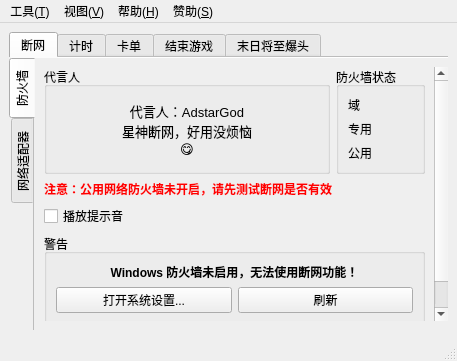
Old version of the form EliteSpeedrunTool/MainWindow.ui in the repository GTA5Oracle/EliteSpeedrunTool.
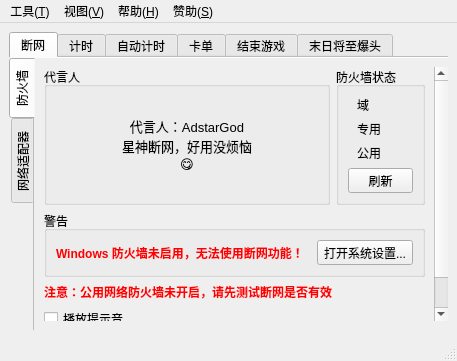
New version of the form. Icons and pictures are not drawn.

Diff of the .ui file:
```diff
--- a/EliteSpeedrunTool/MainWindow.ui
+++ b/EliteSpeedrunTool/MainWindow.ui
@@ -131,55 +131,90 @@
                     <property name="title">
                      <string>防火墙状态</string>
                     </property>
-                    <layout class="QFormLayout" name="formLayout_2">
-                     <item row="0" column="0">
-                      <widget class="QLabel" name="label_11">
-                       <property name="text">
-                        <string>域</string>
-                       </property>
-                      </widget>
+                    <layout class="QVBoxLayout" name="verticalLayout_15">
+                     <item>
+                      <layout class="QGridLayout" name="gridLayout">
+                       <item row="3" column="0">
+                        <widget class="QLabel" name="label_7">
+                         <property name="sizePolicy">
+                          <sizepolicy hsizetype="Maximum" vsizetype="Preferred">
+                           <horstretch>0</horstretch>
+                           <verstretch>0</verstretch>
+                          </sizepolicy>
+                         </property>
+                         <property name="text">
+                          <string>专用</string>
+                         </property>
+                        </widget>
+                       </item>
+                       <item row="4" column="0">
+                        <widget class="QLabel" name="label_8">
+                         <property name="sizePolicy">
+                          <sizepolicy hsizetype="Maximum" vsizetype="Preferred">
+                           <horstretch>0</horstretch>
+                           <verstretch>0</verstretch>
+                          </sizepolicy>
+                         </property>
+                         <property name="text">
+                          <string>公用</string>
+                         </property>
+                        </widget>
+                       </item>
+                       <item row="2" column="0">
+                        <widget class="QLabel" name="label_11">
+                         <property name="sizePolicy">
+                          <sizepolicy hsizetype="Maximum" vsizetype="Preferred">
+                           <horstretch>0</horstretch>
+                           <verstretch>0</verstretch>
+                          </sizepolicy>
+                         </property>
+                         <property name="text">
+                          <string>域</string>
+                         </property>
+                        </widget>
+                       </item>
+                       <item row="3" column="1">
+                        <widget class="QLabel" name="labFirewallPrivateState">
+                         <property name="sizePolicy">
+                          <sizepolicy hsizetype="Maximum" vsizetype="Preferred">
+                           <horstretch>0</horstretch>
+                           <verstretch>0</verstretch>
+                          </sizepolicy>
+                         </property>
+                        </widget>
+                       </item>
+                       <item row="2" column="1">
+                        <widget class="QLabel" name="labFirewallDomainState">
+                         <property name="sizePolicy">
+                          <sizepolicy hsizetype="Maximum" vsizetype="Preferred">
+                           <horstretch>0</horstretch>
+                           <verstretch>0</verstretch>
+                          </sizepolicy>
+                         </property>
+                        </widget>
+                       </item>
+                       <item row="4" column="1">
+                        <widget class="QLabel" name="labFirewallPublicState">
+                         <property name="sizePolicy">
+                          <sizepolicy hsizetype="Maximum" vsizetype="Preferred">
+                           <horstretch>0</horstretch>
+                           <verstretch>0</verstretch>
+                          </sizepolicy>
+                         </property>
+                        </widget>
+                       </item>
+                      </layout>
                      </item>
-                     <item row="0" column="1">
-                      <widget class="QLabel" name="labFirewallDomainState">
+                     <item>
+                      <widget class="QToolButton" name="pbFirewallRefreshState">
                        <property name="sizePolicy">
-                        <sizepolicy hsizetype="Maximum" vsizetype="Preferred">
+                        <sizepolicy hsizetype="Preferred" vsizetype="Fixed">
                          <horstretch>0</horstretch>
                          <verstretch>0</verstretch>
                         </sizepolicy>
                        </property>
-                      </widget>
-                     </item>
-                     <item row="1" column="0">
-                      <widget class="QLabel" name="label_7">
                        <property name="text">
-                        <string>专用</string>
-                       </property>
-                      </widget>
-                     </item>
-                     <item row="1" column="1">
-                      <widget class="QLabel" name="labFirewallPrivateState">
-                       <property name="sizePolicy">
-                        <sizepolicy hsizetype="Maximum" vsizetype="Preferred">
-                         <horstretch>0</horstretch>
-                         <verstretch>0</verstretch>
-                        </sizepolicy>
-                       </property>
-                      </widget>
-                     </item>
-                     <item row="2" column="0">
-                      <widget class="QLabel" name="label_8">
-                       <property name="text">
-                        <string>公用</string>
-                       </property>
-                      </widget>
-                     </item>
-                     <item row="2" column="1">
-                      <widget class="QLabel" name="labFirewallPublicState">
-                       <property name="sizePolicy">
-                        <sizepolicy hsizetype="Maximum" vsizetype="Preferred">
-                         <horstretch>0</horstretch>
-                         <verstretch>0</verstretch>
-                        </sizepolicy>
+                        <string>刷新</string>
                        </property>
                       </widget>
                      </item>
@@ -188,6 +223,76 @@
                   </item>
                  </layout>
                 </item>
+                <item>
+                 <widget class="QGroupBox" name="groupBoxFirewallState">
+                  <property name="sizePolicy">
+                   <sizepolicy hsizetype="Preferred" vsizetype="Maximum">
+                    <horstretch>0</horstretch>
+                    <verstretch>0</verstretch>
+                   </sizepolicy>
+                  </property>
+                  <property name="title">
+                   <string>警告</string>
+                  </property>
+                  <layout class="QHBoxLayout" name="horizontalLayout">
+                   <item>
+                    <widget class="QLabel" name="labFirewallEnableTip">
+                     <property name="sizePolicy">
+                      <sizepolicy hsizetype="Preferred" vsizetype="Maximum">
+                       <horstretch>0</horstretch>
+                       <verstretch>0</verstretch>
+                      </sizepolicy>
+                     </property>
+                     <property name="palette">
+                      <palette>
+                       <active>
+                        <colorrole role="WindowText">
+                         <brush brushstyle="SolidPattern">
+                          <color alpha="255">
+                           <red>255</red>
+                           <green>0</green>
+                           <blue>0</blue>
+                          </color>
+                         </brush>
+                        </colorrole>
+                       </active>
+                       <inactive>
+                        <colorrole role="WindowText">
+                         <brush brushstyle="SolidPattern">
+                          <color alpha="255">
+                           <red>255</red>
+                           <green>0</green>
+                           <blue>0</blue>
+                          </color>
+                         </brush>
+                        </colorrole>
+                       </inactive>
+                       <disabled/>
+                      </palette>
+                     </property>
+                     <property name="font">
+                      <font>
+                       <bold>true</bold>
+                      </font>
+                     </property>
+                     <property name="text">
+                      <string>Windows 防火墙未启用，无法使用断网功能！</string>
+                     </property>
+                     <property name="wordWrap">
+                      <bool>true</bool>
+                     </property>
+                    </widget>
+                   </item>
+                   <item>
+                    <widget class="QToolButton" name="pbFirewallOpenSysWindow">
+                     <property name="text">
+                      <string>打开系统设置...</string>
+                     </property>
+                    </widget>
+                   </item>
+                  </layout>
+                 </widget>
+                </item>
                 <item>
                  <widget class="QLabel" name="labFirewallPublicTypeDisabled">
                   <property name="sizePolicy">
@@ -243,60 +348,6 @@
                   </property>
                  </widget>
                 </item>
-                <item>
-                 <widget class="QGroupBox" name="groupBoxFirewallState">
-                  <property name="sizePolicy">
-                   <sizepolicy hsizetype="Preferred" vsizetype="Expanding">
-                    <horstretch>0</horstretch>
-                    <verstretch>0</verstretch>
-                   </sizepolicy>
-                  </property>
-                  <property name="title">
-                   <string>警告</string>
-                  </property>
-                  <layout class="QVBoxLayout" name="verticalLayout_5">
-                   <item>
-                    <widget class="QLabel" name="labFirewallEnableTip">
-                     <property name="font">
-                      <font>
-                       <bold>true</bold>
-                      </font>
-                     </property>
-                     <property name="text">
-                      <string>Windows 防火墙未启用，无法使用断网功能！</string>
-                     </property>
-                     <property name="alignment">
-                      <set>Qt::AlignmentFlag::AlignCenter</set>
-                     </property>
-                     <property name="wordWrap">
-                      <bool>true</bool>
-                     </property>
-                    </widget>
-                   </item>
-                   <item>
-                    <layout class="QHBoxLayout" name="horizontalLayout">
-                     <property name="sizeConstraint">
-                      <enum>QLayout::SizeConstraint::SetMinimumSize</enum>
-                     </property>
-                     <item>
-                      <widget class="QPushButton" name="pbFirewallOpenSysWindow">
-                       <property name="text">
-                        <string>打开系统设置...</string>
-                       </property>
-                      </widget>
-                     </item>
-                     <item>
-                      <widget class="QPushButton" name="pbFirewallRefreshState">
-                       <property name="text">
-                        <string>刷新</string>
-                       </property>
-                      </widget>
-                     </item>
-                    </layout>
-                   </item>
-                  </layout>
-                 </widget>
-                </item>
                 <item>
                  <widget class="QPushButton" name="btnStartFirewall">
                   <property name="sizePolicy">
@@ -470,6 +521,71 @@
         </item>
        </layout>
       </widget>
+      <widget class="QWidget" name="tab_5">
+       <attribute name="title">
+        <string>自动计时</string>
+       </attribute>
+       <layout class="QVBoxLayout" name="verticalLayout_5">
+        <item>
+         <spacer name="spacer_4">
+          <property name="orientation">
+           <enum>Qt::Orientation::Vertical</enum>
+          </property>
+          <property name="sizeType">
+           <enum>QSizePolicy::Policy::Fixed</enum>
+          </property>
+          <property name="sizeHint" stdset="0">
+           <size>
+            <width>20</width>
+            <height>10</height>
+           </size>
+          </property>
+         </spacer>
+        </item>
+        <item>
+         <widget class="QLabel" name="labAutoTimer">
+          <property name="text">
+           <string notr="true">&lt;html&gt;&lt;head/&gt;&lt;body&gt;&lt;p&gt;&lt;span style=&quot; font-size:26pt;&quot;&gt;00:00&lt;/span&gt;&lt;span style=&quot; font-size:20pt;&quot;&gt;.&lt;/span&gt;&lt;span style=&quot; font-size:16pt;&quot;&gt;00&lt;/span&gt;&lt;/p&gt;&lt;/body&gt;&lt;/html&gt;</string>
+          </property>
+          <property name="alignment">
+           <set>Qt::AlignmentFlag::AlignCenter</set>
+          </property>
+         </widget>
+        </item>
+        <item>
+         <spacer name="spacer_3">
+          <property name="orientation">
+           <enum>Qt::Orientation::Vertical</enum>
+          </property>
+          <property name="sizeType">
+           <enum>QSizePolicy::Policy::Fixed</enum>
+          </property>
+          <property name="sizeHint" stdset="0">
+           <size>
+            <width>20</width>
+            <height>10</height>
+           </size>
+          </property>
+         </spacer>
+        </item>
+        <item>
+         <widget class="QPushButton" name="btnStartAutoTimer">
+          <property name="sizePolicy">
+           <sizepolicy hsizetype="Minimum" vsizetype="Minimum">
+            <horstretch>0</horstretch>
+            <verstretch>0</verstretch>
+           </sizepolicy>
+          </property>
+          <property name="text">
+           <string>点击启动</string>
+          </property>
+          <property name="checkable">
+           <bool>true</bool>
+          </property>
+         </widget>
+        </item>
+       </layout>
+      </widget>
       <widget class="QWidget" name="tab">
        <attribute name="title">
         <string>卡单</string>
```
Left out of the diff: 16 changed lines with no effect on the pictures.
